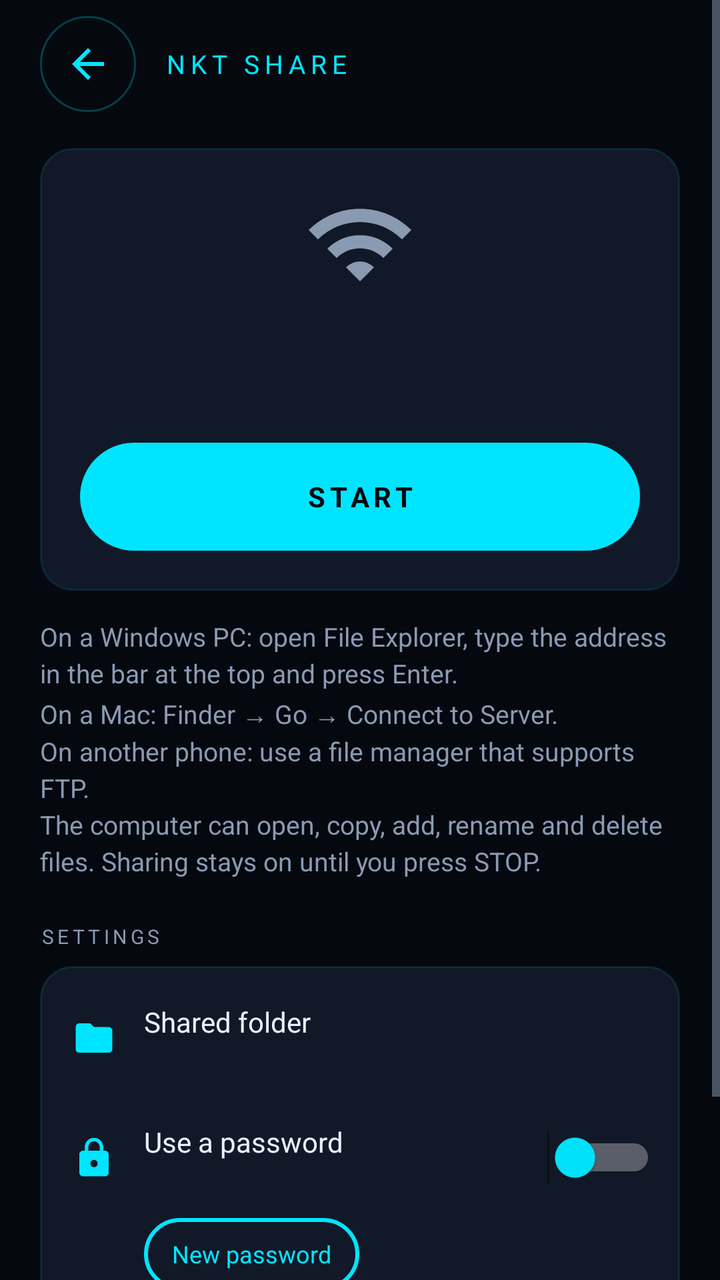
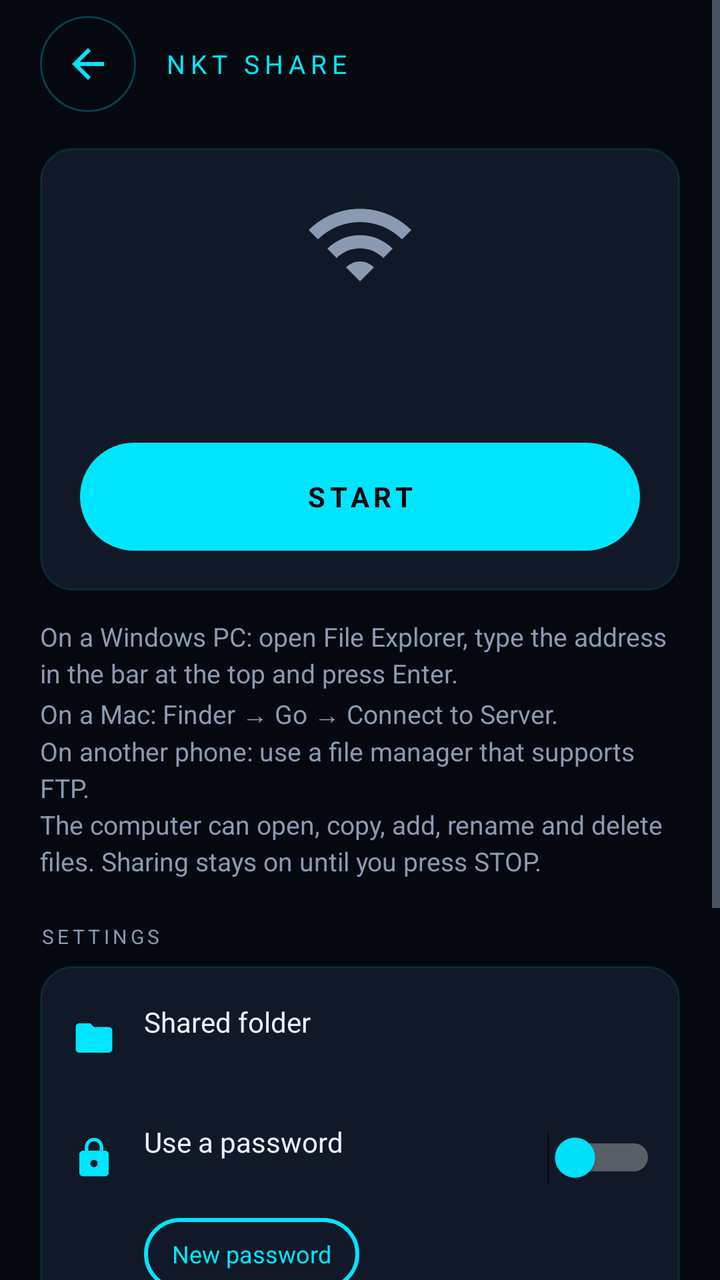

An Android layout rendered at two revisions. The XML below is the earlier revision; the diff shows what the commit changed to produce the second picture.
<!-- AndroidManifest.xml: application theme Theme.NKT -->
<!-- res/layout/activity_nkt_share.xml -->
<?xml version="1.0" encoding="utf-8"?>
<ScrollView xmlns:android="http://schemas.android.com/apk/res/android"
    android:id="@+id/root"
    android:layout_width="match_parent"
    android:layout_height="match_parent"
    android:background="@color/bg"
    android:fillViewport="true">

    <LinearLayout
        android:layout_width="match_parent"
        android:layout_height="wrap_content"
        android:orientation="vertical"
        android:paddingStart="20dp"
        android:paddingEnd="20dp"
        android:paddingBottom="28dp">

        <LinearLayout
            android:layout_width="match_parent"
            android:layout_height="wrap_content"
            android:layout_marginTop="8dp"
            android:gravity="center_vertical"
            android:orientation="horizontal">

            <ImageButton
                android:id="@+id/sh_back"
                android:layout_width="48dp"
                android:layout_height="48dp"
                android:background="@drawable/bg_round_btn"
                android:contentDescription="@string/cd_back"
                android:src="@drawable/ic_back"
                android:tint="@color/accent" />

            <TextView
                android:id="@+id/sh_title"
                android:layout_width="0dp"
                android:layout_height="wrap_content"
                android:layout_marginStart="14dp"
                android:layout_weight="1"
                android:letterSpacing="0.2"
                android:text="@string/nkt_share_caps"
                android:textColor="@color/accent"
                android:textSize="13sp" />
        </LinearLayout>

        
        <LinearLayout
            android:layout_width="match_parent"
            android:layout_height="wrap_content"
            android:layout_marginTop="18dp"
            android:background="@drawable/bg_options_bar"
            android:gravity="center_horizontal"
            android:orientation="vertical"
            android:padding="20dp">

            <ImageView
                android:id="@+id/sh_icon"
                android:layout_width="56dp"
                android:layout_height="56dp"
                android:contentDescription="@null"
                android:src="@drawable/ic_wifi"
                android:tint="@color/muted" />

            <TextView
                android:id="@+id/sh_status"
                android:layout_width="match_parent"
                android:layout_height="wrap_content"
                android:layout_marginTop="10dp"
                android:gravity="center"
                android:textColor="@color/text"
                android:textSize="16sp"
                android:textStyle="bold" />

            <TextView
                android:id="@+id/sh_sub"
                android:layout_width="match_parent"
                android:layout_height="wrap_content"
                android:layout_marginTop="4dp"
                android:gravity="center"
                android:textColor="@color/muted"
                android:textSize="13sp" />

            
            <LinearLayout
                android:id="@+id/sh_address_box"
                android:layout_width="match_parent"
                android:layout_height="54dp"
                android:layout_marginTop="16dp"
                android:background="@drawable/bg_address"
                android:gravity="center_vertical"
                android:orientation="horizontal"
                android:paddingStart="14dp"
                android:paddingEnd="6dp"
                android:visibility="gone">

                <TextView
                    android:id="@+id/sh_address"
                    android:layout_width="0dp"
                    android:layout_height="wrap_content"
                    android:layout_weight="1"
                    android:maxLines="1"
                    android:textColor="@color/accent"
                    android:textIsSelectable="true"
                    android:textSize="17sp" />

                <ImageButton
                    android:id="@+id/sh_copy"
                    android:layout_width="44dp"
                    android:layout_height="44dp"
                    android:background="@android:color/transparent"
                    android:contentDescription="@string/copy"
                    android:src="@drawable/ic_copy"
                    android:tint="@color/accent" />
            </LinearLayout>

            <TextView
                android:id="@+id/sh_login"
                android:layout_width="match_parent"
                android:layout_height="wrap_content"
                android:layout_marginTop="10dp"
                android:gravity="center"
                android:textColor="@color/text"
                android:textSize="13sp"
                android:visibility="gone" />

            <TextView
                android:id="@+id/sh_button"
                android:layout_width="match_parent"
                android:layout_height="54dp"
                android:layout_marginTop="18dp"
                android:background="@drawable/bg_start_btn"
                android:gravity="center"
                android:letterSpacing="0.16"
                android:text="@string/start_caps"
                android:textColor="@color/bg"
                android:textSize="14sp"
                android:textStyle="bold" />
        </LinearLayout>

        <TextView
            android:id="@+id/sh_help"
            android:layout_width="match_parent"
            android:layout_height="wrap_content"
            android:layout_marginTop="14dp"
            android:lineSpacingExtra="3dp"
            android:text="@string/share_help"
            android:textColor="@color/muted"
            android:textSize="13sp" />

        <TextView
            style="@style/NKTSectionLabel"
            android:layout_marginTop="22dp"
            android:text="@string/settings_caps" />

        <LinearLayout
            android:layout_width="match_parent"
            android:layout_height="wrap_content"
            android:layout_marginTop="8dp"
            android:background="@drawable/bg_options_bar"
            android:orientation="vertical"
            android:padding="6dp">

            <LinearLayout
                android:id="@+id/sh_folder_row"
                android:layout_width="match_parent"
                android:layout_height="60dp"
                android:background="?android:attr/selectableItemBackground"
                android:gravity="center_vertical"
                android:orientation="horizontal"
                android:paddingStart="10dp"
                android:paddingEnd="10dp">

                <ImageView
                    android:layout_width="22dp"
                    android:layout_height="22dp"
                    android:contentDescription="@null"
                    android:src="@drawable/ic_folder"
                    android:tint="@color/accent" />

                <LinearLayout
                    android:layout_width="0dp"
                    android:layout_height="wrap_content"
                    android:layout_marginStart="14dp"
                    android:layout_weight="1"
                    android:orientation="vertical">

                    <TextView
                        android:layout_width="wrap_content"
                        android:layout_height="wrap_content"
                        android:text="@string/shared_folder"
                        android:textColor="@color/text"
                        android:textSize="14sp" />

                    <TextView
                        android:id="@+id/sh_folder"
                        android:layout_width="match_parent"
                        android:layout_height="wrap_content"
                        android:ellipsize="middle"
                        android:maxLines="1"
                        android:textColor="@color/muted"
                        android:textSize="12sp" />
                </LinearLayout>
            </LinearLayout>

            <LinearLayout
                android:id="@+id/sh_pw_row"
                android:layout_width="match_parent"
                android:layout_height="60dp"
                android:background="?android:attr/selectableItemBackground"
                android:gravity="center_vertical"
                android:orientation="horizontal"
                android:paddingStart="10dp"
                android:paddingEnd="6dp">

                <ImageView
                    android:layout_width="22dp"
                    android:layout_height="22dp"
                    android:contentDescription="@null"
                    android:src="@drawable/ic_lock"
                    android:tint="@color/accent" />

                <LinearLayout
                    android:layout_width="0dp"
                    android:layout_height="wrap_content"
                    android:layout_marginStart="14dp"
                    android:layout_weight="1"
                    android:orientation="vertical">

                    <TextView
                        android:layout_width="wrap_content"
                        android:layout_height="wrap_content"
                        android:text="@string/use_password"
                        android:textColor="@color/text"
                        android:textSize="14sp" />

                    <TextView
                        android:id="@+id/sh_pw_sub"
                        android:layout_width="match_parent"
                        android:layout_height="wrap_content"
                        android:textColor="@color/muted"
                        android:textSize="12sp" />
                </LinearLayout>

                <Switch
                    android:id="@+id/sh_pw"
                    android:layout_width="wrap_content"
                    android:layout_height="wrap_content"
                    android:thumbTint="@color/accent" />
            </LinearLayout>

            <TextView
                android:id="@+id/sh_newpw"
                android:layout_width="wrap_content"
                android:layout_height="36dp"
                android:layout_marginStart="46dp"
                android:layout_marginBottom="8dp"
                android:background="@drawable/bg_pill_btn"
                android:gravity="center"
                android:paddingStart="14dp"
                android:paddingEnd="14dp"
                android:text="@string/new_password"
                android:textColor="@color/accent"
                android:textSize="12sp" />

            <LinearLayout
                android:id="@+id/sh_access_row"
                android:layout_width="match_parent"
                android:layout_height="60dp"
                android:background="?android:attr/selectableItemBackground"
                android:gravity="center_vertical"
                android:orientation="horizontal"
                android:paddingStart="10dp"
                android:paddingEnd="10dp">

                <ImageView
                    android:layout_width="22dp"
                    android:layout_height="22dp"
                    android:contentDescription="@null"
                    android:src="@drawable/ic_edit"
                    android:tint="@color/accent" />

                <LinearLayout
                    android:layout_width="0dp"
                    android:layout_height="wrap_content"
                    android:layout_marginStart="14dp"
                    android:layout_weight="1"
                    android:orientation="vertical">

                    <TextView
                        android:layout_width="wrap_content"
                        android:layout_height="wrap_content"
                        android:text="@string/access"
                        android:textColor="@color/text"
                        android:textSize="14sp" />

                    <TextView
                        android:id="@+id/sh_access"
                        android:layout_width="match_parent"
                        android:layout_height="wrap_content"
                        android:textColor="@color/muted"
                        android:textSize="12sp" />
                </LinearLayout>
            </LinearLayout>
        </LinearLayout>
    </LinearLayout>
</ScrollView>
<!-- resources referenced by this layout -->
<resources>
  <color name="accent">#FF00E5FF</color>
  <color name="bg">#FF05080F</color>
  <color name="muted">#FF8A9AB2</color>
  <color name="text">#FFE8F0FE</color>
  <!-- drawable bg_address (drawable) -->
  <?xml version="1.0" encoding="utf-8"?>
  <shape xmlns:android="http://schemas.android.com/apk/res/android" android:shape="rectangle">
      <corners android:radius="12dp" /><solid android:color="@color/bg" /><stroke android:width="1dp" android:color="@color/border" />
  </shape>
  <!-- drawable bg_options_bar (drawable) -->
  <?xml version="1.0" encoding="utf-8"?>
  <shape xmlns:android="http://schemas.android.com/apk/res/android" android:shape="rectangle">
      <corners android:radius="16dp" /><solid android:color="@color/card" /><stroke android:width="1dp" android:color="@color/border" />
  </shape>
  <!-- drawable ic_back (drawable) -->
  <?xml version="1.0" encoding="utf-8"?>
  <vector xmlns:android="http://schemas.android.com/apk/res/android"
      android:width="24dp" android:height="24dp"
      android:viewportWidth="24" android:viewportHeight="24">
      <path android:fillColor="#FFFFFFFF" android:pathData="M20,11H7.83l5.59,-5.59L12,4l-8,8 8,8 1.41,-1.41L7.83,13H20v-2z" />
  </vector>
  <string name="access">Access</string>
  <string name="cd_back">Back</string>
  <string name="copy">Copy</string>
  <string name="new_password">New password</string>
  <string name="nkt_share_caps">NKT SHARE</string>
  <string name="settings_caps">SETTINGS</string>
  <string name="share_help">On a Windows PC: open File Explorer, type the address in the bar at the top and press Enter.\nOn a Mac: Finder → Go → Connect to Server.\nOn another phone: use a file manager that supports FTP.\nThe computer can open, copy, add, rename and delete files. Sharing stays on until you press STOP.</string>
  <string name="shared_folder">Shared folder</string>
  <string name="start_caps">START</string>
  <string name="use_password">Use a password</string>
  <style name="NKTSectionLabel">
          <item name="android:layout_width">match_parent</item>
          <item name="android:layout_height">wrap_content</item>
          <item name="android:letterSpacing">0.18</item>
          <item name="android:textColor">@color/muted</item>
          <item name="android:textSize">10sp</item>
      </style>
  <color name="border">#1F00E5FF</color>
  <color name="card">#FF111827</color>
  <!-- unchanged entries left out for length: 9 -->
</resources>

<!-- the commit's change to res/layout/activity_nkt_share.xml (unified diff, before → after) -->
@@ -301,5 +301,76 @@
                 </LinearLayout>
             </LinearLayout>
         </LinearLayout>
+
+        
+        <TextView
+            style="@style/NKTSectionLabel"
+            android:layout_marginTop="22dp"
+            android:text="@string/other_devices_caps" />
+
+        <TextView
+            android:layout_width="match_parent"
+            android:layout_height="wrap_content"
+            android:layout_marginTop="6dp"
+            android:text="@string/devices_hint"
+            android:textColor="@color/muted"
+            android:textSize="12sp" />
+
+        <LinearLayout
+            android:id="@+id/sh_devices"
+            android:layout_width="match_parent"
+            android:layout_height="wrap_content"
+            android:layout_marginTop="8dp"
+            android:background="@drawable/bg_options_bar"
+            android:orientation="vertical"
+            android:padding="6dp">
+
+            <LinearLayout
+                android:id="@+id/sh_remote_row"
+                android:layout_width="match_parent"
+                android:layout_height="60dp"
+                android:background="?android:attr/selectableItemBackground"
+                android:gravity="center_vertical"
+                android:orientation="horizontal"
+                android:paddingStart="10dp"
+                android:paddingEnd="10dp">
+
+                <ImageView
+                    android:layout_width="22dp"
+                    android:layout_height="22dp"
+                    android:contentDescription="@null"
+                    android:src="@drawable/ic_devices"
+                    android:tint="@color/accent" />
+
+                <LinearLayout
+                    android:layout_width="0dp"
+                    android:layout_height="wrap_content"
+                    android:layout_marginStart="14dp"
+                    android:layout_weight="1"
+                    android:orientation="vertical">
+
+                    <TextView
+                        android:layout_width="wrap_content"
+                        android:layout_height="wrap_content"
+                        android:text="@string/other_devices"
+                        android:textColor="@color/text"
+                        android:textSize="14sp" />
+
+                    <TextView
+                        android:layout_width="match_parent"
+                        android:layout_height="wrap_content"
+                        android:text="@string/share_devices_sub"
+                        android:textColor="@color/muted"
+                        android:textSize="12sp" />
+                </LinearLayout>
+
+                <ImageView
+                    android:layout_width="24dp"
+                    android:layout_height="24dp"
+                    android:contentDescription="@null"
+                    android:src="@drawable/ic_chevron_right"
+                    android:tint="@color/muted" />
+            </LinearLayout>
+        </LinearLayout>
     </LinearLayout>
 </ScrollView>
<!-- resource entries referenced after the edit -->
@@ -21,12 +21,30 @@
       android:viewportWidth="24" android:viewportHeight="24">
       <path android:fillColor="#FFFFFFFF" android:pathData="M20,11H7.83l5.59,-5.59L12,4l-8,8 8,8 1.41,-1.41L7.83,13H20v-2z" />
   </vector>
+  <!-- drawable ic_chevron_right (drawable) -->
+  <?xml version="1.0" encoding="utf-8"?>
+  <vector xmlns:android="http://schemas.android.com/apk/res/android"
+      android:width="24dp" android:height="24dp"
+      android:viewportWidth="24" android:viewportHeight="24">
+      <path android:fillColor="#FFFFFFFF" android:pathData="M10,6L8.59,7.41 13.17,12l-4.58,4.59L10,18l6,-6z" />
+  </vector>
+  <!-- drawable ic_devices (drawable) -->
+  <?xml version="1.0" encoding="utf-8"?>
+  <vector xmlns:android="http://schemas.android.com/apk/res/android"
+      android:width="24dp" android:height="24dp"
+      android:viewportWidth="24" android:viewportHeight="24">
+      <path android:fillColor="#FFFFFFFF" android:pathData="M4,6h18V4H4c-1.1,0 -2,0.9 -2,2v11H0v3h14v-3H4V6zM23,8h-6c-0.55,0 -1,0.45 -1,1v10c0,0.55 0.45,1 1,1h6c0.55,0 1,-0.45 1,-1V9c0,-0.55 -0.45,-1 -1,-1zM22,17h-4v-7h4v7z" />
+  </vector>
   <string name="access">Access</string>
   <string name="cd_back">Back</string>
   <string name="copy">Copy</string>
+  <string name="devices_hint">Other phones show up here when NKT Share is on. Any FTP server on your Wi-Fi works too — add it with ＋.</string>
   <string name="new_password">New password</string>
   <string name="nkt_share_caps">NKT SHARE</string>
+  <string name="other_devices">Other devices</string>
+  <string name="other_devices_caps">OTHER DEVICES</string>
   <string name="settings_caps">SETTINGS</string>
+  <string name="share_devices_sub">Browse, play and copy from phones running NKT Share, or any FTP server</string>
   <string name="share_help">On a Windows PC: open File Explorer, type the address in the bar at the top and press Enter.\nOn a Mac: Finder → Go → Connect to Server.\nOn another phone: use a file manager that supports FTP.\nThe computer can open, copy, add, rename and delete files. Sharing stays on until you press STOP.</string>
   <string name="shared_folder">Shared folder</string>
   <string name="start_caps">START</string>
